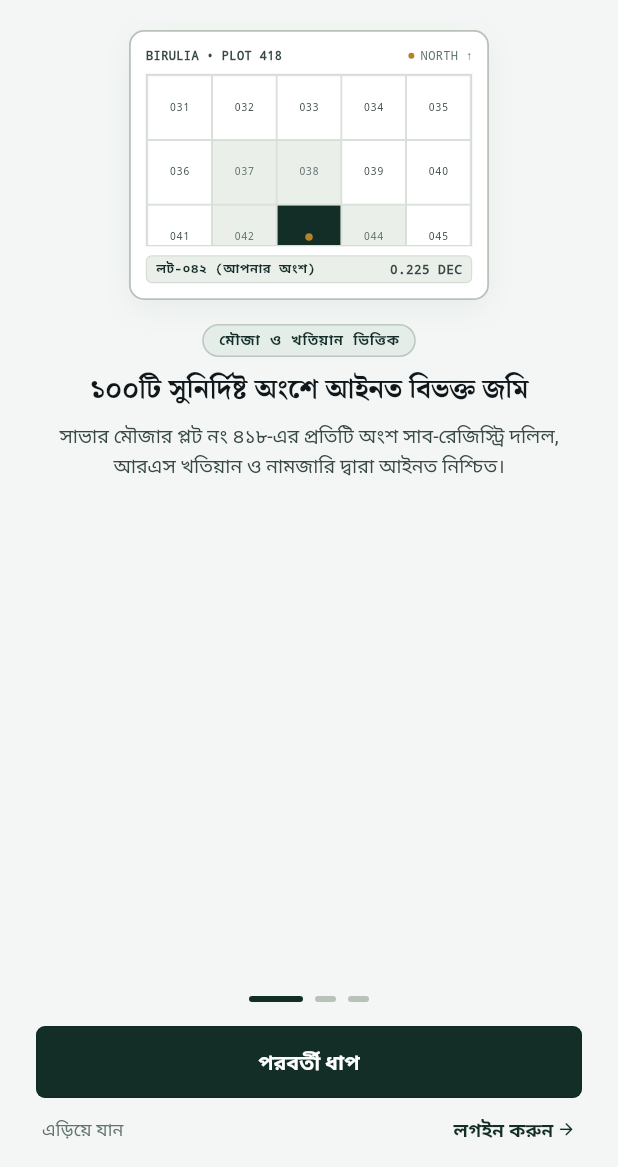
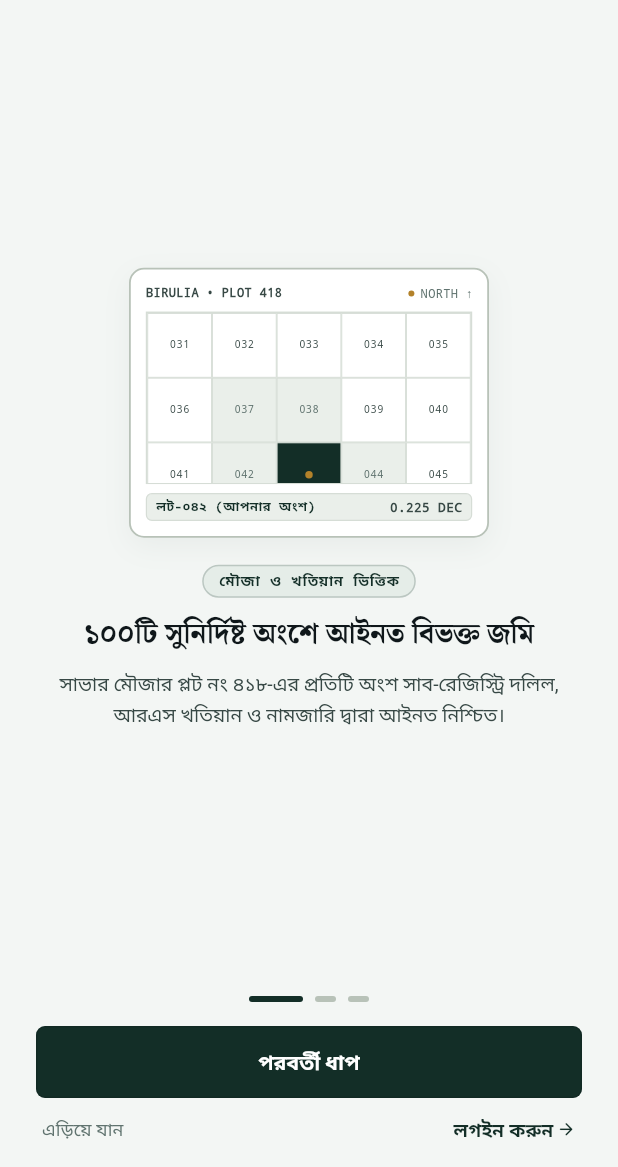
Before and after one commit to mashkurulalamohi37/investment, a Flutter app: the screen it shows after launch, on a phone screen of 412 x 824 dp, the part 69-1236 px from its top. Run offline on Flutter 3.47's test engine with Material 3 defaults, Android fonts, the phone set to English and light mode, and no system bars; our stand-ins replace fl_chart, google_fonts; Roboto replaces fonts that are missing (Anek Bangla, Noto Serif Bengali).

Commit message:
fix(ui): responsive desktop phone container with vertically centered slide layout

```diff
--- a/lib/features/onboarding/onboarding_screen.dart
+++ b/lib/features/onboarding/onboarding_screen.dart
@@ -299,15 +299,19 @@ class _OnboardingScreenState extends State<OnboardingScreen> {
     required AppPalette palette,
     required bool isDark,
   }) {
+    return LayoutBuilder(
+      builder: (context, constraints) {
         return SingleChildScrollView(
           physics: const BouncingScrollPhysics(),
+          child: ConstrainedBox(
+            constraints: BoxConstraints(minHeight: constraints.maxHeight),
             child: Column(
               mainAxisAlignment: MainAxisAlignment.center,
               children: [
-          const SizedBox(height: 6),
+                const SizedBox(height: 8),
                 // Visual Card
                 visual,
-          const SizedBox(height: 16),
+                const SizedBox(height: 18),
 
                 // Section Badge
                 Container(
@@ -328,36 +332,39 @@ class _OnboardingScreenState extends State<OnboardingScreen> {
                     ),
                   ),
                 ),
-          const SizedBox(height: 10),
+                const SizedBox(height: 12),
 
                 // Title in Rich Source Serif
                 Text(
                   title,
                   textAlign: TextAlign.center,
                   style: AppTypography.titleLarge(isDark: isDark, isBangla: _isBangla).copyWith(
-              fontSize: 18.5,
+                    fontSize: 19,
                     fontWeight: FontWeight.w700,
                     height: 1.3,
                   ),
                 ),
-          const SizedBox(height: 8),
+                const SizedBox(height: 10),
 
                 // Body with High Contrast
                 Padding(
-            padding: const EdgeInsets.symmetric(horizontal: 6),
+                  padding: const EdgeInsets.symmetric(horizontal: 8),
                   child: Text(
                     body,
                     textAlign: TextAlign.center,
                     style: AppTypography.body(isDark: isDark, isBangla: _isBangla).copyWith(
                       color: palette.inkSecondary,
                       fontSize: 13,
-                height: 1.5,
+                      height: 1.55,
                     ),
                   ),
                 ),
-          const SizedBox(height: 6),
+                const SizedBox(height: 8),
               ],
             ),
+          ),
+        );
+      },
     );
   }
 
--- a/lib/main.dart
+++ b/lib/main.dart
@@ -1,5 +1,7 @@
+import 'dart:math' as math;
 import 'package:flutter/material.dart';
 import 'package:flutter/services.dart';
+import 'package:swapnojatri/core/theme/app_colors.dart';
 import 'package:swapnojatri/core/theme/app_theme.dart';
 import 'package:swapnojatri/data/state/app_state.dart';
 import 'package:swapnojatri/features/splash/splash_screen.dart';
@@ -33,7 +35,7 @@ class _SwapnojatriAppState extends State<SwapnojatriApp> {
           final isDark = _appState.themeMode == ThemeMode.dark;
 
           return MaterialApp(
-            title: 'Swapnojatri Investment Platform',
+            title: 'Swapnojatri • Land Investment',
             debugShowCheckedModeBanner: false,
             theme: AppTheme.light(),
             darkTheme: AppTheme.dark(),
@@ -41,32 +43,34 @@ class _SwapnojatriAppState extends State<SwapnojatriApp> {
             builder: (context, child) {
               return LayoutBuilder(
                 builder: (context, constraints) {
-                  // Desktop / Large screen frame wrapper
+                  // Desktop preview frame with authentic phone proportions
                   if (constraints.maxWidth > 500) {
-                    return Scaffold(
-                      backgroundColor: isDark ? const Color(0xFF070B12) : const Color(0xFFE8ECEF),
-                      body: SafeArea(
-                        child: Center(
+                    final targetHeight = math.min(constraints.maxHeight - 32, 820.0);
+
+                    return Container(
+                      color: isDark ? const Color(0xFF070B12) : const Color(0xFFE2E6E4),
+                      alignment: Alignment.center,
                       child: Container(
-                            constraints: BoxConstraints(
-                              maxWidth: 440,
-                              maxHeight: constraints.maxHeight.clamp(0.0, 920.0),
+                        width: 412,
+                        height: targetHeight,
+                        margin: const EdgeInsets.symmetric(vertical: 16),
+                        decoration: BoxDecoration(
+                          color: isDark ? AppColors.darkBg : AppColors.lightBg,
+                          borderRadius: BorderRadius.circular(24),
+                          border: Border.all(
+                            color: isDark ? AppColors.darkCardBorder : AppColors.lightCardBorder,
+                            width: 1.5,
                           ),
-                            decoration: BoxDecoration(
-                              color: isDark ? const Color(0xFF070B12) : const Color(0xFFF7F9FC),
-                              borderRadius: constraints.maxHeight > 700 ? BorderRadius.circular(16) : BorderRadius.zero,
                           boxShadow: [
                             BoxShadow(
-                                  color: Colors.black.withValues(alpha: isDark ? 0.4 : 0.1),
-                                  blurRadius: 28,
-                                  offset: const Offset(0, 8),
+                              color: Colors.black.withValues(alpha: isDark ? 0.5 : 0.12),
+                              blurRadius: 32,
+                              offset: const Offset(0, 10),
                             ),
                           ],
                         ),
                         clipBehavior: Clip.antiAlias,
                         child: child ?? const SizedBox.shrink(),
-                          ),
-                        ),
                       ),
                     );
                   }
```
Lines whose indentation alone changed are shown as unchanged.
